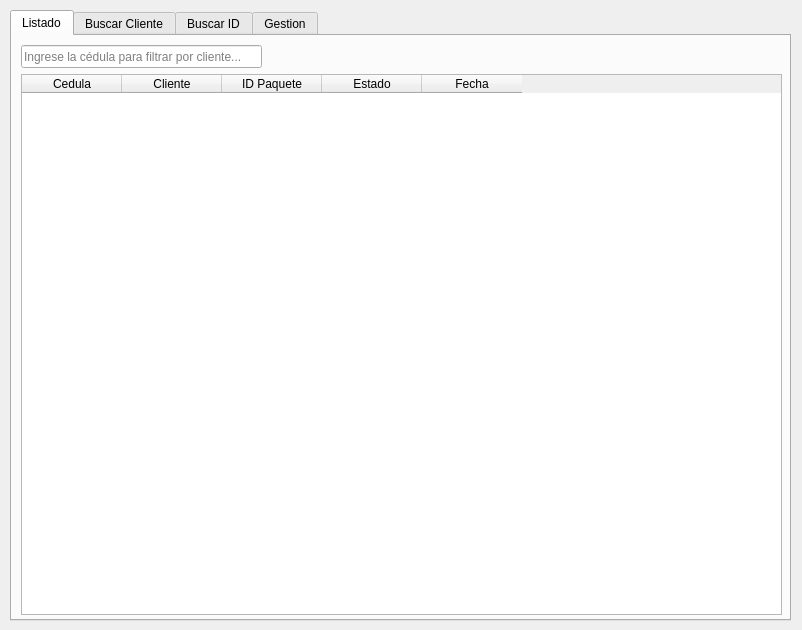
First picture: the form in adminwindow.ui, repository reddeimer/EPN-Package-System-Project, before the edit.
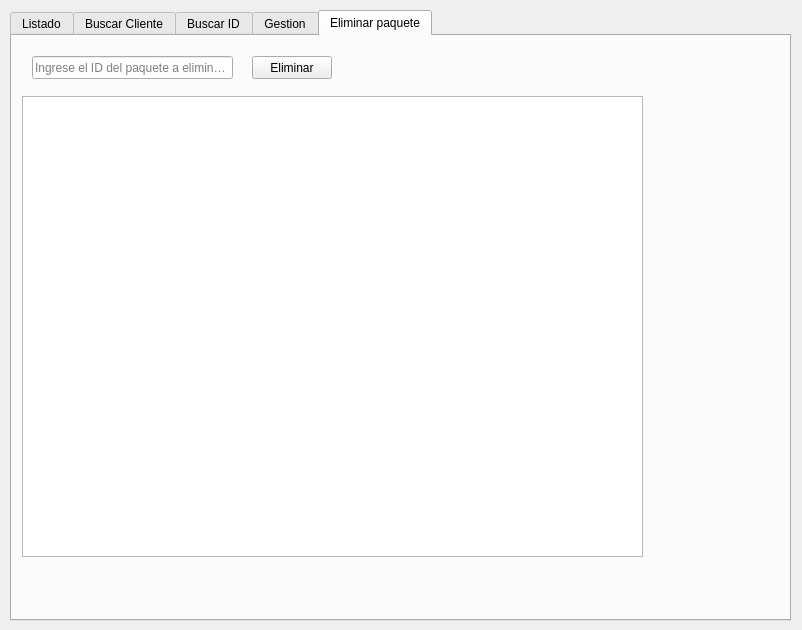
Second picture: the form after the edit.

Patch:
```diff
--- a/adminwindow.ui
+++ b/adminwindow.ui
@@ -23,7 +23,7 @@
     </rect>
    </property>
    <property name="currentIndex">
-    <number>0</number>
+    <number>4</number>
    </property>
    <widget class="QWidget" name="listado">
     <property name="contextMenuPolicy">
@@ -32,12 +32,12 @@
     <attribute name="title">
      <string>Listado</string>
     </attribute>
-    <widget class="QLineEdit" name="filterEdit">
+    <widget class="QLineEdit" name="cedulaEdit">
      <property name="geometry">
       <rect>
        <x>9</x>
        <y>9</y>
-       <width>241</width>
+       <width>271</width>
        <height>23</height>
       </rect>
      </property>
@@ -45,7 +45,7 @@
       <number>10</number>
      </property>
      <property name="placeholderText">
-      <string>Ingrese la cédula para filtrar por cliente...</string>
+      <string>Ingrese la cédula para filtrar paquete por cliente...</string>
      </property>
     </widget>
     <widget class="QTableWidget" name="packagesTable">
@@ -58,7 +58,7 @@
       </rect>
      </property>
      <property name="columnCount">
-      <number>5</number>
+      <number>7</number>
      </property>
      <column>
       <property name="text">
@@ -85,23 +85,46 @@
        <string>Fecha</string>
       </property>
      </column>
+     <column>
+      <property name="text">
+       <string>Nombre del Producto</string>
+      </property>
+     </column>
+     <column>
+      <property name="text">
+       <string>Cantidad de Producto</string>
+      </property>
+     </column>
+    </widget>
+    <widget class="QPushButton" name="loadButton">
+     <property name="geometry">
+      <rect>
+       <x>310</x>
+       <y>10</y>
+       <width>80</width>
+       <height>23</height>
+      </rect>
+     </property>
+     <property name="text">
+      <string>Cargar</string>
+     </property>
     </widget>
    </widget>
    <widget class="QWidget" name="buscarCliente">
     <attribute name="title">
      <string>Buscar Cliente</string>
     </attribute>
-    <widget class="QLineEdit" name="filterEdit_2">
+    <widget class="QLineEdit" name="filterEdit">
      <property name="geometry">
       <rect>
        <x>20</x>
-       <y>80</y>
+       <y>20</y>
        <width>241</width>
        <height>23</height>
       </rect>
      </property>
      <property name="placeholderText">
-      <string>Ingrese la cédula del Cliente para filtrar...</string>
+      <string>Ingrese la cédula del Cliente a buscar...</string>
      </property>
     </widget>
     <widget class="QPushButton" name="filterButton">
@@ -250,6 +273,60 @@
      </property>
     </widget>
    </widget>
+   <widget class="QWidget" name="eliminar">
+    <attribute name="title">
+     <string>Eliminar paquete</string>
+    </attribute>
+    <widget class="QLineEdit" name="eliminarEdit">
+     <property name="geometry">
+      <rect>
+       <x>20</x>
+       <y>20</y>
+       <width>201</width>
+       <height>23</height>
+      </rect>
+     </property>
+     <property name="placeholderText">
+      <string>Ingrese el ID del paquete a eliminar...</string>
+     </property>
+    </widget>
+    <widget class="QPushButton" name="eliminarButton">
+     <property name="geometry">
+      <rect>
+       <x>240</x>
+       <y>20</y>
+       <width>80</width>
+       <height>23</height>
+      </rect>
+     </property>
+     <property name="text">
+      <string>Eliminar</string>
+     </property>
+    </widget>
+    <widget class="QTableWidget" name="solicitudesTable">
+     <property name="geometry">
+      <rect>
+       <x>10</x>
+       <y>60</y>
+       <width>621</width>
+       <height>461</height>
+      </rect>
+     </property>
+    </widget>
+    <widget class="QLabel" name="eliminarLabel">
+     <property name="geometry">
+      <rect>
+       <x>330</x>
+       <y>24</y>
+       <width>301</width>
+       <height>21</height>
+      </rect>
+     </property>
+     <property name="text">
+      <string/>
+     </property>
+    </widget>
+   </widget>
   </widget>
  </widget>
  <resources/>
```
Left out of the diff: 10 changed lines with no effect on the pictures.
